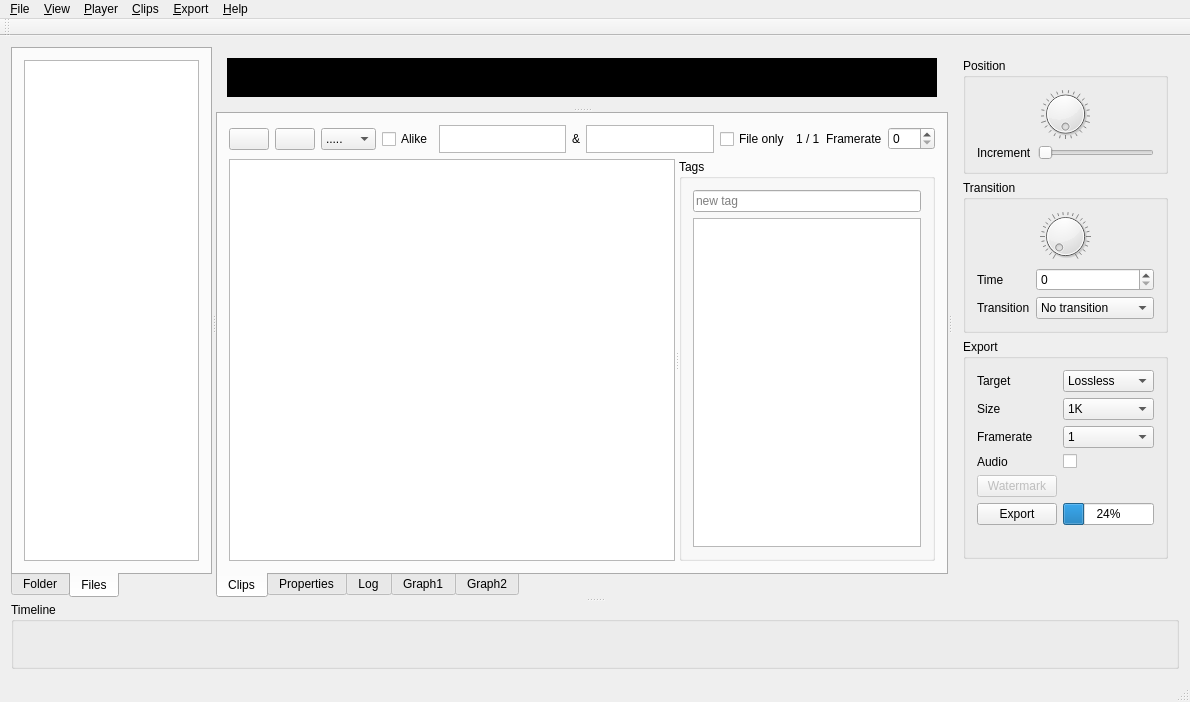
Before: the Qt Designer form mainwindow.ui in ewoudwijma/MediaSidekick, drawn with Qt 5.
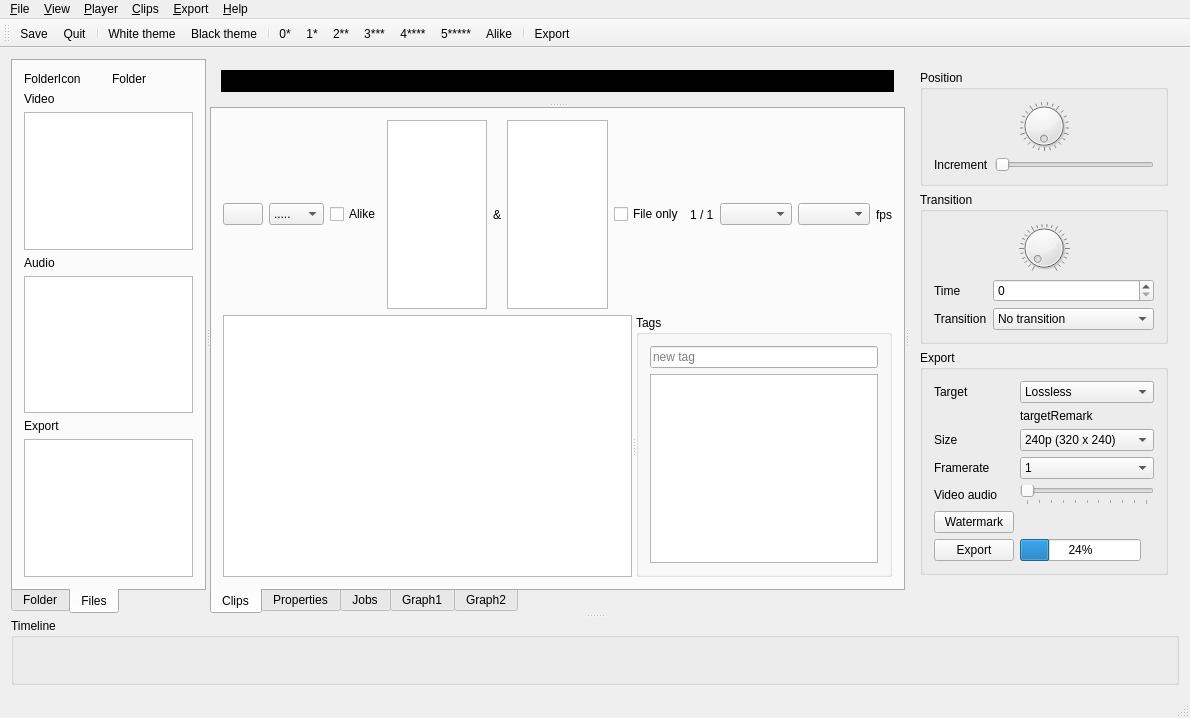
After: the same form once the commit is applied. The open tabs and pages were chosen to show the change. Icons and pictures are not drawn. Custom widgets are drawn as their Qt base class.

Commit message:
v0.0.3 to 0.1.0 (Add audio and watermark)
clips: gray backgroundcolor. Addclip uses filters for defaults, in and outtime control
export: add audio and watermark
files: split in video, audio and export
Job: rename from log
timeline: add audio
videowidget: no mute on off. Volume based on slider
mainwindow: create functions for settings, tooltips, connects and uiprops. Propertiesloaded: set source framerate and size
Scrubbar: add audio

```diff
--- a/mainwindow.ui
+++ b/mainwindow.ui
@@ -24,12 +24,12 @@
        <property name="orientation">
         <enum>Qt::Horizontal</enum>
        </property>
-       <widget class="QTabWidget" name="filesTtabWidget">
+       <widget class="QTabWidget" name="filesTabWidget">
         <property name="tabPosition">
          <enum>QTabWidget::South</enum>
         </property>
         <property name="currentIndex">
-         <number>0</number>
+         <number>1</number>
         </property>
         <widget class="QWidget" name="tab_folder">
          <attribute name="title">
@@ -47,7 +47,52 @@
          </attribute>
          <layout class="QVBoxLayout" name="verticalLayout_5">
           <item>
-           <widget class="AFilesTreeView" name="filesTreeView"/>
+           <layout class="QHBoxLayout" name="horizontalLayout_3">
+            <item>
+             <widget class="QLabel" name="folderIconLabel">
+              <property name="text">
+               <string>FolderIcon</string>
+              </property>
+             </widget>
+            </item>
+            <item>
+             <widget class="QLabel" name="folderLabel">
+              <property name="text">
+               <string>Folder</string>
+              </property>
+             </widget>
+            </item>
+           </layout>
+          </item>
+          <item>
+           <widget class="QLabel" name="label_9">
+            <property name="text">
+             <string>Video</string>
+            </property>
+           </widget>
+          </item>
+          <item>
+           <widget class="AFilesTreeView" name="videoFilesTreeView"/>
+          </item>
+          <item>
+           <widget class="QLabel" name="label_8">
+            <property name="text">
+             <string>Audio</string>
+            </property>
+           </widget>
+          </item>
+          <item>
+           <widget class="AFilesTreeView" name="audioFilestreeView"/>
+          </item>
+          <item>
+           <widget class="QLabel" name="label_11">
+            <property name="text">
+             <string>Export</string>
+            </property>
+           </widget>
+          </item>
+          <item>
+           <widget class="AFilesTreeView" name="exportFilesTreeView"/>
           </item>
          </layout>
         </widget>
@@ -73,7 +118,7 @@
           <enum>QTabWidget::South</enum>
          </property>
          <property name="currentIndex">
-          <number>0</number>
+          <number>2</number>
          </property>
          <widget class="QWidget" name="tab_clips">
           <attribute name="title">
@@ -84,13 +129,6 @@
             <layout class="QVBoxLayout" name="verticalLayout">
              <item>
               <layout class="QHBoxLayout" name="horizontalLayout">
-               <item>
-                <widget class="QPushButton" name="newClipButton">
-                 <property name="text">
-                  <string/>
-                 </property>
-                </widget>
-               </item>
                <item>
                 <widget class="QPushButton" name="resetSortButton">
                  <property name="text">
@@ -140,14 +178,7 @@
                 </widget>
                </item>
                <item>
-                <widget class="QListView" name="tagFilter1ListView">
-                 <property name="maximumSize">
-                  <size>
-                   <width>16777215</width>
-                   <height>28</height>
-                  </size>
-                 </property>
-                </widget>
+                <widget class="QListView" name="tagFilter1ListView"/>
                </item>
                <item>
                 <widget class="QLabel" name="label">
@@ -157,14 +188,7 @@
                 </widget>
                </item>
                <item>
-                <widget class="QListView" name="tagFilter2ListView">
-                 <property name="maximumSize">
-                  <size>
-                   <width>16777215</width>
-                   <height>28</height>
-                  </size>
-                 </property>
-                </widget>
+                <widget class="QListView" name="tagFilter2ListView"/>
                </item>
                <item>
                 <widget class="QCheckBox" name="fileOnlyCheckBox">
@@ -180,33 +204,19 @@
                  </property>
                 </widget>
                </item>
+               <item>
+                <widget class="QComboBox" name="clipsSizeComboBox"/>
+               </item>
+               <item>
+                <widget class="QComboBox" name="clipsFramerateComboBox"/>
+               </item>
                <item>
                 <widget class="QLabel" name="label_3">
                  <property name="text">
-                  <string>Framerate</string>
+                  <string>fps</string>
                  </property>
                 </widget>
                </item>
-               <item>
-                <widget class="QSpinBox" name="frameRateSpinBox">
-                 <property name="maximum">
-                  <number>120</number>
-                 </property>
-                </widget>
-               </item>
-               <item>
-                <spacer name="horizontalSpacer">
-                 <property name="orientation">
-                  <enum>Qt::Horizontal</enum>
-                 </property>
-                 <property name="sizeHint" stdset="0">
-                  <size>
-                   <width>40</width>
-                   <height>20</height>
-                  </size>
-                 </property>
-                </spacer>
-               </item>
               </layout>
              </item>
              <item>
@@ -296,13 +306,37 @@
            </item>
           </layout>
          </widget>
-         <widget class="QWidget" name="tabLog">
+         <widget class="QWidget" name="tabJobs">
           <attribute name="title">
-           <string>Log</string>
+           <string>Jobs</string>
           </attribute>
           <layout class="QVBoxLayout" name="verticalLayout_8">
            <item>
-            <widget class="ALogTableView" name="logTableView"/>
+            <layout class="QHBoxLayout" name="horizontalLayout_7">
+             <item>
+              <widget class="QPushButton" name="clearJobsButton">
+               <property name="text">
+                <string>Clear</string>
+               </property>
+              </widget>
+             </item>
+             <item>
+              <spacer name="horizontalSpacer">
+               <property name="orientation">
+                <enum>Qt::Horizontal</enum>
+               </property>
+               <property name="sizeHint" stdset="0">
+                <size>
+                 <width>40</width>
+                 <height>20</height>
+                </size>
+               </property>
+              </spacer>
+             </item>
+            </layout>
+           </item>
+           <item>
+            <widget class="AJobTableView" name="logTableView"/>
            </item>
           </layout>
          </widget>
@@ -474,68 +508,73 @@
               </item>
              </widget>
             </item>
-            <item row="1" column="0">
+            <item row="2" column="0">
              <widget class="QLabel" name="label_5">
               <property name="text">
                <string>Size</string>
               </property>
              </widget>
             </item>
-            <item row="1" column="1">
+            <item row="2" column="1">
              <widget class="QComboBox" name="exportSizeComboBox">
               <property name="currentIndex">
-               <number>4</number>
+               <number>0</number>
               </property>
               <item>
                <property name="text">
-                <string>240p</string>
+                <string>240p (320 x 240)</string>
                </property>
               </item>
               <item>
                <property name="text">
-                <string>360p</string>
+                <string>360p (480 x 360)</string>
                </property>
               </item>
               <item>
                <property name="text">
-                <string>480p</string>
+                <string>480p (640 x 480)</string>
                </property>
               </item>
               <item>
                <property name="text">
-                <string>720p</string>
+                <string>720p (1280 x 720)</string>
                </property>
               </item>
               <item>
                <property name="text">
-                <string>1K</string>
+                <string>Source</string>
                </property>
               </item>
               <item>
                <property name="text">
-                <string>2.7K</string>
+                <string>1K (1920 x 1080)</string>
                </property>
               </item>
               <item>
                <property name="text">
-                <string>4K</string>
+                <string>2.7K (2880 x 1620)</string>
                </property>
               </item>
               <item>
                <property name="text">
-                <string>8K</string>
+                <string>4K (3840 x 2160)</string>
+               </property>
+              </item>
+              <item>
+               <property name="text">
+                <string>8K (7680 x 4320)</string>
                </property>
               </item>
              </widget>
             </item>
-            <item row="2" column="0">
+            <item row="3" column="0">
              <widget class="QLabel" name="label_7">
               <property name="text">
                <string>Framerate</string>
               </property>
              </widget>
             </item>
-            <item row="2" column="1">
+            <item row="3" column="1">
              <widget class="QComboBox" name="exportFramerateComboBox">
               <property name="currentIndex">
                <number>0</number>
@@ -565,6 +604,11 @@
                 <string>25</string>
                </property>
               </item>
+              <item>
+               <property name="text">
+                <string>Source</string>
+               </property>
+              </item>
               <item>
                <property name="text">
                 <string>30</string>
@@ -597,61 +641,84 @@
               </item>
              </widget>
             </item>
-            <item row="5" column="0">
+            <item row="6" column="0">
              <widget class="QLabel" name="label_2">
               <property name="text">
-               <string>Audio</string>
+               <string>Video audio</string>
               </property>
              </widget>
             </item>
-            <item row="5" column="1">
-             <widget class="QCheckBox" name="exportAudioCheckBox">
-              <property name="text">
-               <string/>
-              </property>
-             </widget>
-            </item>
-            <item row="7" column="0">
+            <item row="8" column="0">
              <widget class="QPushButton" name="exportButton">
               <property name="text">
                <string>Export</string>
               </property>
              </widget>
             </item>
-            <item row="7" column="1">
-             <widget class="QProgressBar" name="progressBar">
-              <property name="value">
-               <number>24</number>
-              </property>
-             </widget>
-            </item>
-            <item row="8" column="1">
-             <widget class="QLabel" name="spinnerLabel">
-              <property name="text">
-               <string/>
-              </property>
-             </widget>
-            </item>
-            <item row="6" column="0">
+            <item row="7" column="0">
              <widget class="QPushButton" name="watermarkButton">
               <property name="enabled">
-               <bool>false</bool>
+               <bool>true</bool>
               </property>
               <property name="text">
                <string>Watermark</string>
               </property>
              </widget>
             </item>
-            <item row="6" column="1">
+            <item row="7" column="1">
              <widget class="QLabel" name="watermarkLabel">
               <property name="enabled">
-               <bool>false</bool>
+               <bool>true</bool>
               </property>
               <property name="text">
                <string/>
               </property>
              </widget>
             </item>
+            <item row="1" column="1">
+             <widget class="QLabel" name="targetRemarkLabel">
+              <property name="text">
+               <string>targetRemark</string>
+              </property>
+             </widget>
+            </item>
+            <item row="8" column="1">
+             <layout class="QHBoxLayout" name="horizontalLayout_6">
+              <item>
+               <widget class="QProgressBar" name="progressBar">
+                <property name="value">
+                 <number>24</number>
+                </property>
+               </widget>
+              </item>
+              <item>
+               <widget class="QLabel" name="spinnerLabel">
+                <property name="text">
+                 <string/>
+                </property>
+               </widget>
+              </item>
+             </layout>
+            </item>
+            <item row="6" column="1">
+             <widget class="QSlider" name="exportVideoAudioSlider">
+              <property name="maximum">
+               <number>100</number>
+              </property>
+              <property name="singleStep">
+               <number>10</number>
+              </property>
+              <property name="orientation">
+               <enum>Qt::Horizontal</enum>
+              </property>
+              <property name="tickPosition">
+               <enum>QSlider::TicksBelow</enum>
+              </property>
+              <property name="tickInterval">
+               <number>10</number>
+              </property>
+             </widget>
+            </item>
            </layout>
           </widget>
          </item>
@@ -701,11 +768,14 @@
     </property>
     <addaction name="actionHelp"/>
     <addaction name="actionCheck_for_updates"/>
-    <addaction name="actionDonate"/>
-    <addaction name="actionDebug_mode"/>
+    <addaction name="separator"/>
     <addaction name="actionAbout"/>
     <addaction name="actionAbout_Qt"/>
+    <addaction name="separator"/>
+    <addaction name="actionDonate"/>
+    <addaction name="actionDebug_mode"/>
     <addaction name="actionGithub_ACVC_Issues"/>
+    <addaction name="separator"/>
    </widget>
    <widget class="QMenu" name="menuView">
     <property name="title">
@@ -718,7 +788,6 @@
     <property name="title">
      <string>&amp;Clips</string>
     </property>
-    <addaction name="actionNew"/>
     <addaction name="separator"/>
     <addaction name="action0_stars"/>
     <addaction name="action1_star"/>
@@ -729,7 +798,6 @@
     <addaction name="actionAlike"/>
     <addaction name="separator"/>
     <addaction name="separator"/>
-    <addaction name="actionAdd_tag"/>
    </widget>
    <widget class="QMenu" name="menuPlayer">
     <property name="title">
@@ -743,6 +811,8 @@
     <addaction name="separator"/>
     <addaction name="actionIn"/>
     <addaction name="actionOut"/>
+    <addaction name="separator"/>
+    <addaction name="actionMute"/>
    </widget>
    <widget class="QMenu" name="menuExport">
     <property name="title">
@@ -764,6 +834,21 @@
    <attribute name="toolBarBreak">
     <bool>false</bool>
    </attribute>
+   <addaction name="actionSave"/>
+   <addaction name="actionQuit"/>
+   <addaction name="separator"/>
+   <addaction name="actionWhite_theme"/>
+   <addaction name="actionBlack_theme"/>
+   <addaction name="separator"/>
+   <addaction name="action0_stars"/>
+   <addaction name="action1_star"/>
+   <addaction name="action2_stars"/>
+   <addaction name="action3_stars"/>
+   <addaction name="action4_stars"/>
+   <addaction name="action5_stars"/>
+   <addaction name="actionAlike"/>
+   <addaction name="separator"/>
+   <addaction name="actionExport"/>
   </widget>
   <widget class="QStatusBar" name="statusBar"/>
   <action name="actionQuit">
@@ -809,17 +894,6 @@
     <string>About &amp;Qt</string>
    </property>
   </action>
-  <action name="actionNew">
-   <property name="text">
-    <string>&amp;New</string>
-   </property>
-   <property name="toolTip">
-    <string>New</string>
-   </property>
-   <property name="shortcut">
-    <string>Ins</string>
-   </property>
-  </action>
   <action name="actionAlike">
    <property name="text">
     <string>A&amp;like</string>
@@ -833,7 +907,7 @@
   </action>
   <action name="action1_star">
    <property name="text">
-    <string>&amp;1 star</string>
+    <string>&amp;1*</string>
    </property>
    <property name="toolTip">
     <string>1 star</string>
@@ -844,7 +918,7 @@
   </action>
   <action name="action2_stars">
    <property name="text">
-    <string>&amp;2 stars</string>
+    <string>&amp;2**</string>
    </property>
    <property name="toolTip">
     <string>2 stars</string>
@@ -855,7 +929,7 @@
   </action>
   <action name="action3_stars">
    <property name="text">
-    <string>&amp;3 stars</string>
+    <string>&amp;3***</string>
    </property>
    <property name="toolTip">
     <string>3 stars</string>
@@ -866,7 +940,7 @@
   </action>
   <action name="action4_stars">
    <property name="text">
-    <string>&amp;4 stars</string>
+    <string>&amp;4****</string>
    </property>
    <property name="toolTip">
     <string>4 stars</string>
@@ -877,7 +951,7 @@
   </action>
   <action name="action5_stars">
    <property name="text">
-    <string>&amp;5 stars</string>
+    <string>&amp;5*****</string>
    </property>
    <property name="toolTip">
     <string>5 stars</string>
@@ -888,7 +962,7 @@
   </action>
   <action name="action0_stars">
    <property name="text">
-    <string>&amp;0 stars</string>
+    <string>&amp;0*</string>
    </property>
    <property name="toolTip">
     <string>0 stars</string>
@@ -953,14 +1027,6 @@
     <string>Ctrl+Up</string>
    </property>
   </action>
-  <action name="actionAdd_tag">
-   <property name="text">
-    <string>Add tag</string>
-   </property>
-   <property name="shortcut">
-    <string>Ctrl+N</string>
-   </property>
-  </action>
   <action name="actionExport">
    <property name="text">
     <string>&amp;Export</string>
@@ -994,6 +1060,10 @@
    </property>
   </action>
   <action name="actionSave">
+   <property name="icon">
+    <iconset resource="images.qrc">
+     <normaloff>:/acvc.ico</normaloff>:/acvc.ico</iconset>
+   </property>
    <property name="text">
     <string>Save</string>
    </property>
@@ -1011,6 +1081,14 @@
     <string>Github ACVC Issues</string>
    </property>
   </action>
+  <action name="actionMute">
+   <property name="text">
+    <string>&amp;Mute toggle</string>
+   </property>
+   <property name="shortcut">
+    <string>Ctrl+M</string>
+   </property>
+  </action>
  </widget>
  <layoutdefault spacing="6" margin="11"/>
  <customwidgets>
@@ -1051,11 +1129,6 @@
    <extends>QSpinBox</extends>
    <header>stimespinbox.h</header>
   </customwidget>
-  <customwidget>
-   <class>ALogTableView</class>
-   <extends>QTableView</extends>
-   <header>alogtableview.h</header>
-  </customwidget>
   <customwidget>
    <class>QGraphWidget</class>
    <extends>QGraphicsView</extends>
@@ -1077,6 +1150,11 @@
    <extends>QTableView</extends>
    <header>aclipstableview.h</header>
   </customwidget>
+  <customwidget>
+   <class>AJobTableView</class>
+   <extends>QTableView</extends>
+   <header>ajobtableview.h</header>
+  </customwidget>
  </customwidgets>
  <resources/>
  <connections/>
```
Left out of the diff: 4 changed lines with no effect on the pictures. The commit also changes 37 other files.
